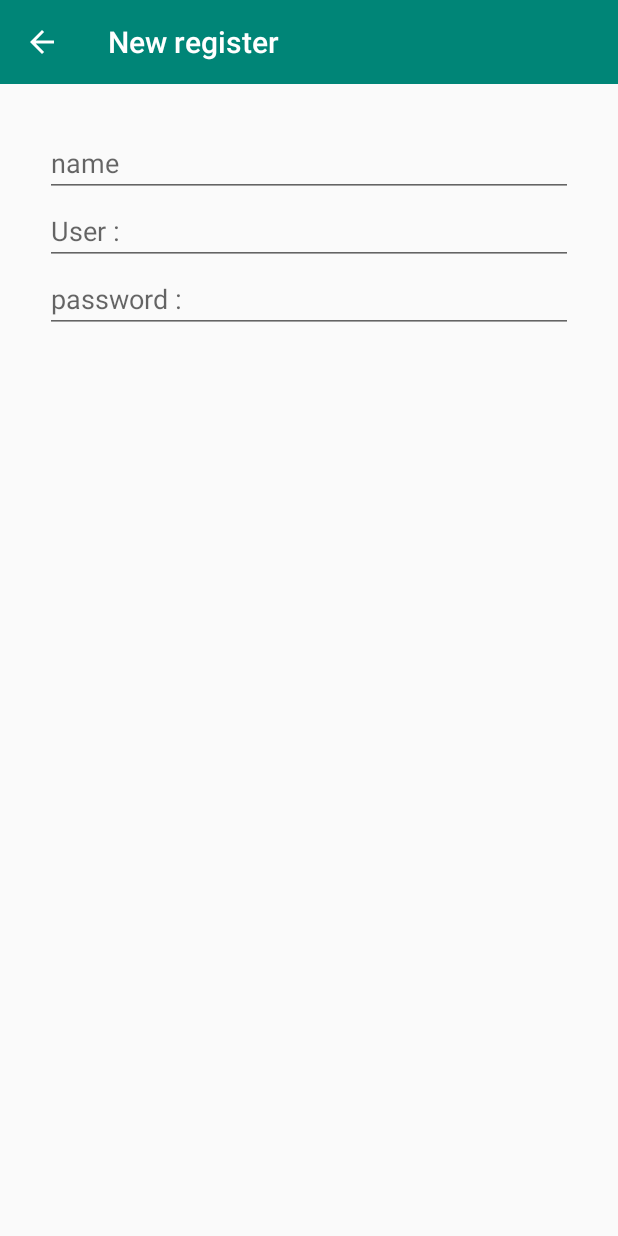
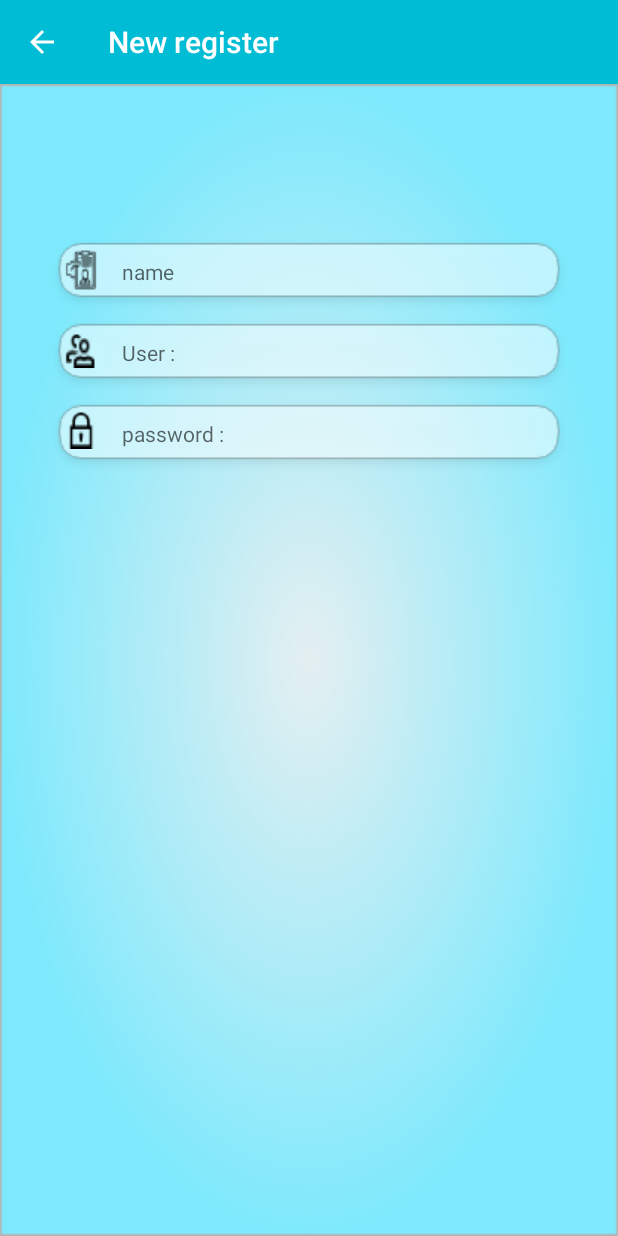
Before and after one commit to klod9288/Healthcheck, an Android app: the screen it shows after launch (MainActivity), after a tap on "New Register", on a phone screen of 412 x 824 dp. Run offline under Robolectric (Android 15) with nearby library versions, the phone set to English and light mode, and no system bars.

Commit message:
Image Success

```diff
--- a/app/src/main/AndroidManifest.xml
+++ b/app/src/main/AndroidManifest.xml
@@ -4,12 +4,14 @@
 
     <application
         android:allowBackup="true"
-        android:icon="@mipmap/ic_launcher"
+        android:icon="@drawable/icon512"
         android:label="@string/app_name"
         android:roundIcon="@mipmap/ic_launcher_round"
         android:supportsRtl="true"
         android:theme="@style/AppTheme">
-        <activity android:name=".MainActivity">
+        <activity
+            android:name=".MainActivity"
+            android:screenOrientation="portrait">
             <intent-filter>
                 <action android:name="android.intent.action.MAIN" />
 
--- a/app/src/main/res/layout/fragment_register.xml
+++ b/app/src/main/res/layout/fragment_register.xml
@@ -11,16 +11,31 @@
         android:id="@+id/toolbarRegister"
         layout="@layout/toolbar_main" />
 
+    <RelativeLayout
+        android:layout_width="match_parent"
+        android:layout_height="match_parent">
+
+        <!--Wallpaper-->
+        <ImageView
+            android:src="@drawable/wallpaper_blue"
+            android:scaleType="fitXY"
+            android:layout_width="match_parent"
+            android:layout_height="match_parent" />
+
+
         <!--Content-->
         <LinearLayout
-        android:layout_margin="@dimen/m1"
+            android:layout_marginTop="100dp"
+            android:layout_marginLeft="@dimen/m1"
+            android:layout_marginRight="@dimen/m1"
             android:orientation="vertical"
             android:layout_width="match_parent"
             android:layout_height="wrap_content">
 
             <!--Name-->
             <EditText
-            android:textSize="@dimen/h2"
+                android:background="@drawable/name"
+                android:textSize="@dimen/h4"
                 android:inputType="text"
                 android:hint="@string/name"
                 android:layout_width="match_parent"
@@ -28,7 +43,8 @@
 
             <!--User-->
             <EditText
-            android:textSize="@dimen/h2"
+                android:background="@drawable/user"
+                android:textSize="@dimen/h4"
                 android:inputType="text"
                 android:hint="@string/user"
                 android:layout_width="match_parent"
@@ -36,7 +52,8 @@
 
             <!--Password-->
             <EditText
-            android:textSize="@dimen/h2"
+                android:background="@drawable/password"
+                android:textSize="@dimen/h4"
                 android:inputType="text"
                 android:hint="@string/password"
                 android:layout_width="match_parent"
@@ -44,4 +61,8 @@
 
         </LinearLayout>
 
+    </RelativeLayout>
+
+
+
 </LinearLayout>
--- a/app/src/main/res/values/colors.xml
+++ b/app/src/main/res/values/colors.xml
@@ -1,6 +1,6 @@
 <?xml version="1.0" encoding="utf-8"?>
 <resources>
-    <color name="colorPrimary">#008577</color>
-    <color name="colorPrimaryDark">#00574B</color>
+    <color name="colorPrimary">#00BCD4</color>
+    <color name="colorPrimaryDark">#03A9F4</color>
     <color name="colorAccent">#D81B60</color>
 </resources>
```
Also changed, not shown: app/src/main/res/drawable/icon512.png (added). Lines whose indentation alone changed are shown as unchanged.
